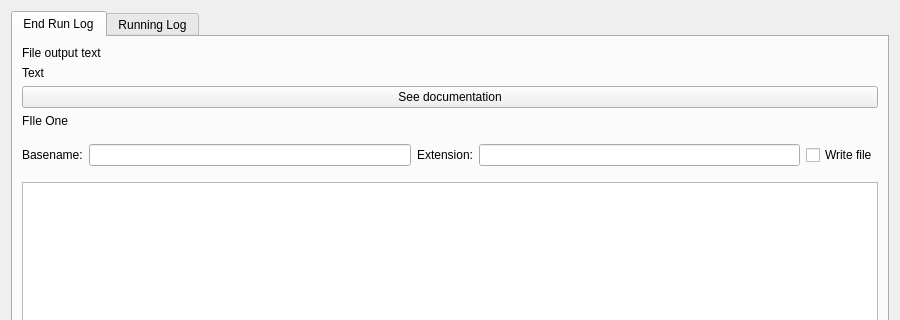
Before: the Qt Designer form output.ui in palaeoware/trevosim, drawn with Qt 5; both pictures show x 0 to 900 and y 0 to 320 of the 900 by 800 pixel window.
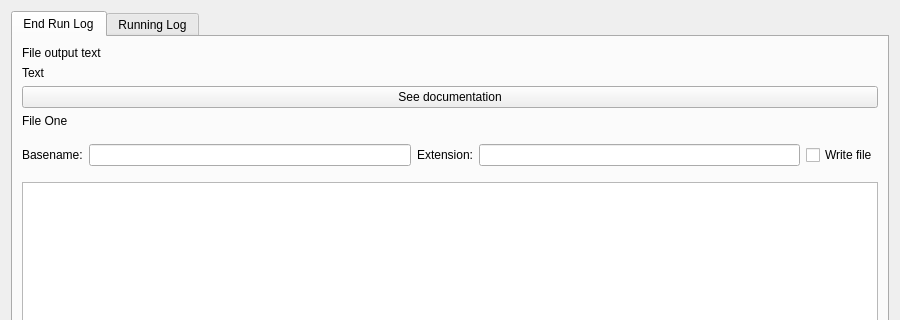
After: the same form once the commit is applied.

Commit message: Correct case

The edit to the form file:
```diff
--- a/output.ui
+++ b/output.ui
@@ -69,7 +69,7 @@
        <item>
         <widget class="QLabel" name="label_f1">
          <property name="text">
-          <string>FIle One</string>
+          <string>File One</string>
          </property>
         </widget>
        </item>
```
